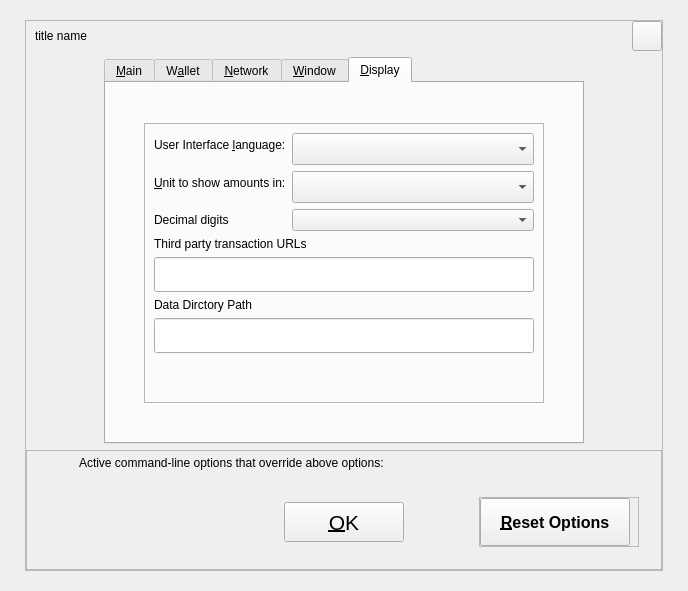
This is src/qt/forms/optionsdialog.ui in MassGrid/MassGrid as Qt 5 draws it before an edit. The edited form follows.
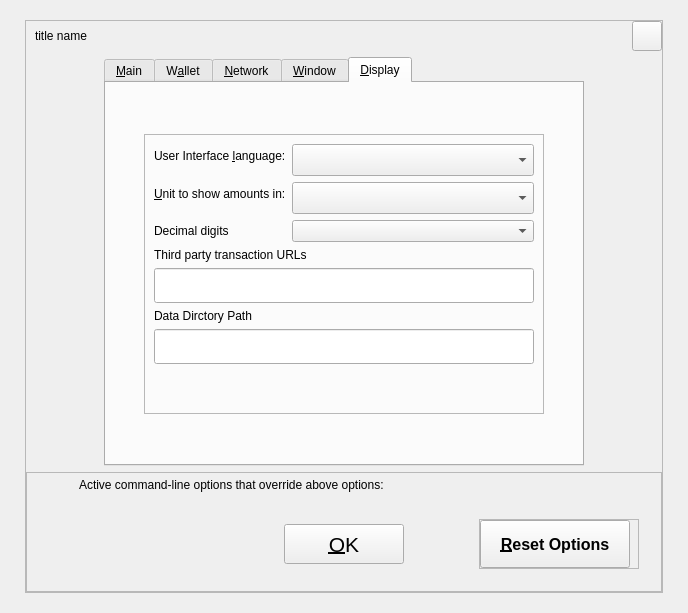
This is the edited form. The open tabs and pages were chosen to show the change. Icons and pictures are not drawn. Custom widgets are drawn as their Qt base class.

Patch:
```diff
--- a/src/qt/forms/optionsdialog.ui
+++ b/src/qt/forms/optionsdialog.ui
@@ -7,7 +7,7 @@
     <x>0</x>
     <y>0</y>
     <width>688</width>
-    <height>591</height>
+    <height>613</height>
    </rect>
   </property>
   <property name="windowTitle">
```
Left out of the diff: 2 changed lines with no effect on the pictures.
